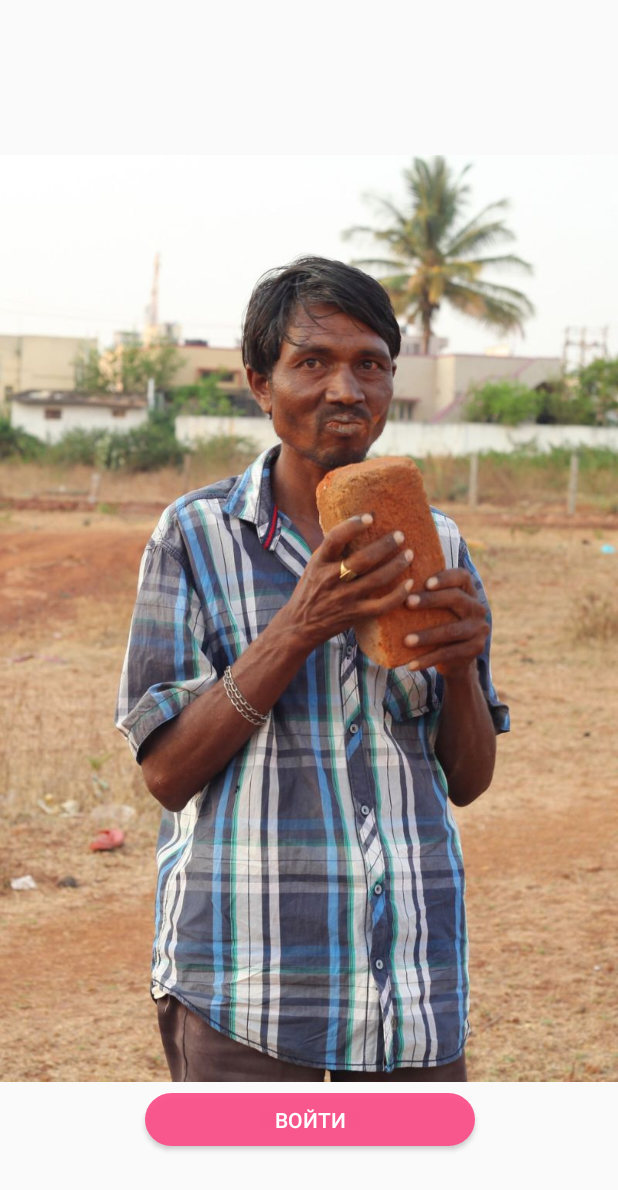
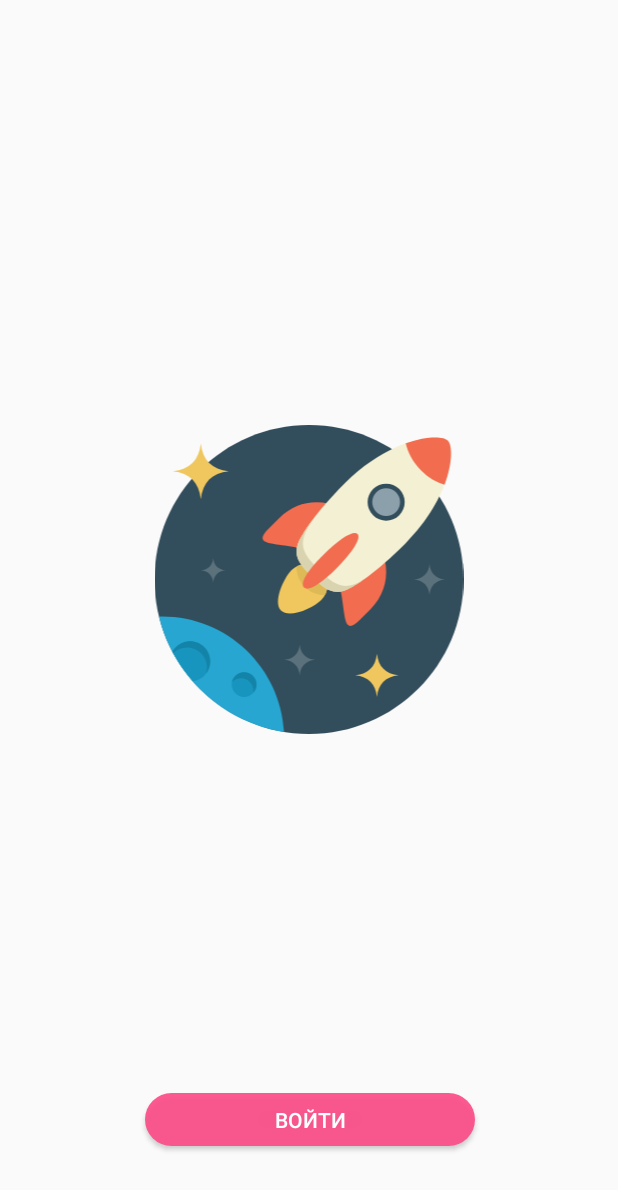
Before and after one commit to VitalyPortret/MyTaskAndroidClient, an Android app: the layout activity_login.xml on its own in the app's theme, with its tools: preview values and no code run, on a phone screen of 412 x 824 dp. Shown: the top 1190 px of the screen. Run offline under Robolectric (Android 15) with nearby library versions, the light colour scheme and no system bars.

Commit message:
Создание Загрузочного экрана(activity, layout) Добавление картинок

```diff
--- /dev/null
+++ b/app/src/main/res/drawable/ic_rocket.xml
@@ -0,0 +1,19 @@
+<vector android:height="24dp" android:viewportHeight="512.0"
+    android:viewportWidth="512.0" android:width="24dp" xmlns:android="http://schemas.android.com/apk/res/android">
+    <path android:fillColor="#324D5B" android:pathData="M256,0C114.6,0 0,114.6 0,256c0,141.4 114.6,256 256,256c141.4,0 256,-114.6 256,-256C512,114.6 397.4,0 256,0z"/>
+    <path android:fillColor="#EFC75E" android:pathData="M276.4,240.5c13.6,13.6 13.6,35.7 0,49.3c-13.6,13.6 -53.2,31.3 -66.8,17.6c-13.6,-13.6 4,-53.3 17.6,-67C240.8,226.9 262.9,226.9 276.4,240.5L276.4,240.5z"/>
+    <path android:fillColor="#DEB957" android:pathData="M235.6,234.3l-0.1,1.2c0,25.4 20.6,46.1 46.1,46.1l1,-0.1c7,-13.2 5,-29.9 -6.1,-41C265.4,229.4 248.7,227.4 235.6,234.3z"/>
+    <path android:fillColor="#26A6D1" android:pathData="M7.5,317.6c24.3,98.6 105.8,174.6 207.2,191.1C209,402.1 120.8,317.4 12.8,317.4C11,317.4 9.3,317.5 7.5,317.6L7.5,317.6z"/>
+    <path android:fillColor="#1795BF" android:pathData="M63.5,424.6c16.2,-2.2 28.7,-16.1 28.7,-32.9c0,-18.4 -14.9,-33.3 -33.3,-33.3c-12.6,0 -23.5,7 -29.2,17.3C39,393.3 50.4,409.7 63.5,424.6z"/>
+    <path android:fillColor="#1795BF" android:pathData="M148.5,430.1m-20.5,0a20.5,20.5 0,1 1,41 0a20.5,20.5 0,1 1,-41 0"/>
+    <path android:fillColor="#EFC75E" android:pathData="M76.8,30.7c-3.1,27.6 -18.4,43 -46.1,46.1c27.6,3.1 43,18.4 46.1,46.1c3.1,-27.6 18.4,-43 46.1,-46.1C95.2,73.7 79.9,58.4 76.8,30.7zM368.6,378.9c-2.4,21.5 -14.3,33.4 -35.8,35.8c21.5,2.4 33.4,14.3 35.8,35.8c2.4,-21.5 14.3,-33.5 35.8,-35.8C383,412.3 371,400.4 368.6,378.9z"/>
+    <path android:fillColor="#5B717C" android:pathData="M455.7,230.4c-1.7,15.4 -10.2,23.9 -25.6,25.6c15.4,1.7 23.9,10.2 25.6,25.6c1.7,-15.4 10.2,-23.9 25.6,-25.6C465.9,254.3 457.4,245.8 455.7,230.4zM97.3,220.2c-1.4,12.3 -8.2,19.1 -20.5,20.5c12.3,1.4 19.1,8.2 20.5,20.5c1.4,-12.3 8.2,-19.1 20.5,-20.5C105.5,239.3 98.6,232.4 97.3,220.2zM240.6,363.5c-1.7,15.4 -10.2,23.9 -25.6,25.6c15.4,1.7 23.9,10.2 25.6,25.6c1.7,-15.4 10.2,-23.9 25.6,-25.6C250.9,387.4 242.4,378.9 240.6,363.5z"/>
+    <path android:fillColor="#F26C4F" android:pathData="M347.9,164.1c41.7,41.7 50,101 10.4,140.6l-18.7,18.7c-39.6,39.6 -12.2,-55.4 -53.9,-97.1c-41.7,-41.7 -136.7,-14.3 -97.1,-53.9l18.7,-18.7C247,114 306.2,122.4 347.9,164.1L347.9,164.1z"/>
+    <path android:fillColor="#F4F0D3" android:pathData="M486.2,25.8c12.7,12.7 7.1,93 -70.8,170.9c-50.7,50.7 -82.8,68.5 -82.8,68.5c-33.9,22.8 -50.3,7.2 -71.7,-14.1c-21.5,-21.5 -37.2,-37.8 -14.1,-71.7c0,0 18,-32.3 68.5,-82.8C393.1,18.7 473.5,13.1 486.2,25.8L486.2,25.8z"/>
+    <path android:fillColor="#8BA0AB" android:pathData="M383.9,154.8c-7.2,0 -13.9,-2.8 -19,-7.9c-10.5,-10.5 -10.5,-27.5 0,-38c5.1,-5.1 11.8,-7.9 19,-7.9s13.9,2.8 19,7.9c5.1,5.1 7.9,11.8 7.9,19c0,7.2 -2.8,13.9 -7.9,19C397.8,152 391.1,154.8 383.9,154.8z"/>
+    <path android:fillColor="#324D5B" android:pathData="M383.9,104.9c6.1,0 11.9,2.4 16.3,6.7c4.4,4.4 6.7,10.1 6.7,16.3c0,6.2 -2.4,11.9 -6.7,16.3c-4.4,4.4 -10.1,6.7 -16.3,6.7c-6.2,0 -11.9,-2.4 -16.3,-6.7c-9,-9 -9,-23.6 0,-32.6C371.9,107.3 377.7,104.9 383.9,104.9M383.9,97.2c-7.9,0 -15.7,3 -21.7,9c-12,12 -12,31.5 0,43.4c6,6 13.9,9 21.7,9c7.9,0 15.7,-3 21.7,-9c12,-12 12,-31.4 0,-43.4C399.6,100.2 391.8,97.2 383.9,97.2z"/>
+    <path android:fillColor="#1483A8" android:pathData="M143.4,419.8c11.3,0 20.5,9.2 20.5,20.5c0,1.2 -0.2,2.4 -0.4,3.6c3.4,-3.7 5.5,-8.5 5.5,-13.9c0,-11.3 -9.2,-20.5 -20.5,-20.5c-10.1,0 -18.4,7.3 -20.1,16.9C132.1,422.4 137.4,419.8 143.4,419.8zM58.9,358.4c-12.6,0 -23.5,7.1 -29.1,17.4l1.1,2.1c6,-5.7 14,-9.3 22.9,-9.3c18.4,0 33.3,14.9 33.3,33.3c0,3.3 -0.5,6.5 -1.4,9.5c4.1,-5.5 6.5,-12.3 6.5,-19.7C92.2,373.3 77.3,358.4 58.9,358.4z"/>
+    <path android:fillColor="#F26C4F" android:pathData="M416.3,30.2c3.4,15.5 12,31.5 25.5,45c11.7,11.7 25.3,19.7 38.8,23.9c14.1,-37.5 12.7,-66.1 5.6,-73.2C479.3,18.8 452.2,17.4 416.3,30.2L416.3,30.2z"/>
+    <path android:fillColor="#DAD3AF" android:pathData="M348.3,254.8c-35.7,24 -53,7.6 -75.5,-14.9c-22.7,-22.7 -39.2,-39.8 -14.9,-75.5c0,0 2.4,-4.3 7.7,-12c-13.3,17.2 -18.7,27 -18.7,27c-23.1,33.9 -7.4,50.2 14.1,71.7c21.4,21.4 37.8,36.9 71.7,14.1c0,0 5.9,-3.3 16.6,-11L348.3,254.8z"/>
+    <path android:fillColor="#F26C4F" android:pathData="M336.4,180.7c6.1,6.1 -5.5,27.6 -35.1,57.2c-29.6,29.6 -47.4,37.5 -53.5,31.4c-6.1,-6.1 1.8,-24 31.4,-53.5S330.3,174.6 336.4,180.7z"/>
+</vector>
--- a/app/src/main/res/layout/activity_login.xml
+++ b/app/src/main/res/layout/activity_login.xml
@@ -8,21 +8,22 @@
     tools:context="ru.portretov.mytaskandroidclient.LoginActivity"
     tools:layout_editor_absoluteY="81dp">
 
-
     <ImageView
-        android:id="@+id/imageView2"
-        android:layout_width="match_parent"
-        android:layout_height="match_parent"
-        android:src="@drawable/login_background_image"
+        android:id="@+id/imageViewLogo"
+        android:layout_width="220dp"
+        android:layout_height="206dp"
         app:layout_constraintBottom_toBottomOf="parent"
         app:layout_constraintEnd_toEndOf="parent"
+        app:layout_constraintLeft_toLeftOf="parent"
+        app:layout_constraintRight_toRightOf="parent"
         app:layout_constraintStart_toStartOf="parent"
         app:layout_constraintTop_toTopOf="parent"
-        app:srcCompat="@drawable/ic_launcher_background" />
+        app:layout_constraintVertical_bias="0.459"
+        app:srcCompat="@drawable/ic_rocket" />
 
 
     <Button
-        android:id="@+id/button"
+        android:id="@+id/btnStart"
         style="@style/Widget.AppCompat.Button.Colored"
         android:layout_width="@dimen/button_width"
         android:layout_height="@dimen/button_height"
```
Also changed, not shown: app/src/main/AndroidManifest.xml (+11 -4 lines), app/src/main/java/ru/portretov/mytaskandroidclient/LoadingScreenActivity.java (added, +37 -0 lines), app/src/main/java/ru/portretov/mytaskandroidclient/LoginActivity.java (+11 -4 lines), app/src/main/res/layout/activity_loading_screen.xml (added, +21 -0 lines), app/src/main/res/layout/task_list_item.xml (+5 -7 lines), app/src/main/res/drawable-v24/login_background_image.jpg (deleted), app/src/main/res/drawable/login_page_image.png (added).
